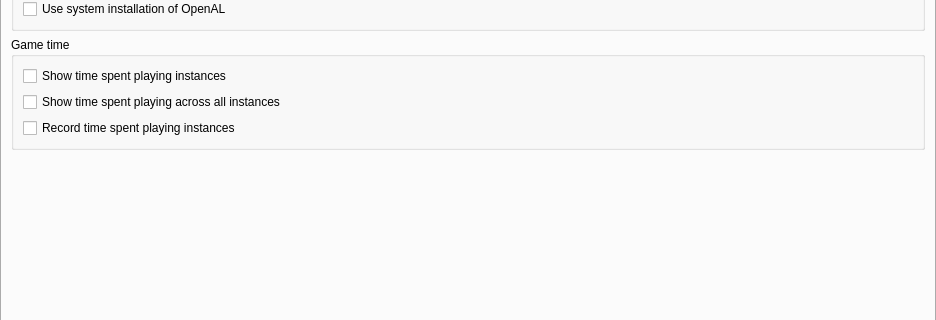
The window that launcher/ui/pages/global/MinecraftPage.ui (VorwerkUa2/WerkLauncher) describes before a commit, drawn with Qt 5; both pictures show x 0 to 936 and y 216 to 536 of the 936 by 1134 pixel window.
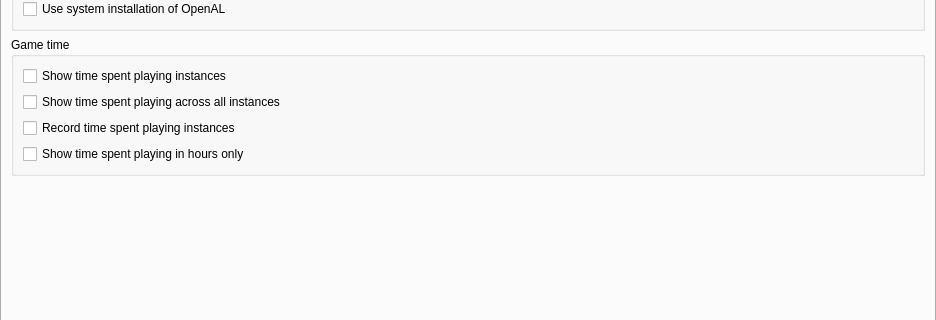
The same window after the commit.

Commit message: NOISSUE Add setting to display playtime in hours only

```diff
--- a/launcher/ui/pages/global/MinecraftPage.ui
+++ b/launcher/ui/pages/global/MinecraftPage.ui
@@ -161,6 +161,13 @@
             </property>
            </widget>
           </item>
+          <item>
+           <widget class="QCheckBox" name="showGameTimeHours">
+            <property name="text">
+             <string>Show time spent playing in hours only</string>
+            </property>
+           </widget>
+          </item>
          </layout>
         </widget>
        </item>
```
The commit also changes 4 other files.
